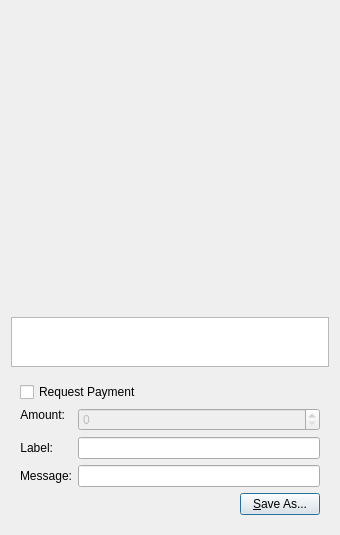
The window that src/qt/forms/qrcodedialog.ui (ajeef/Rubix) describes before a commit, drawn with Qt 5.
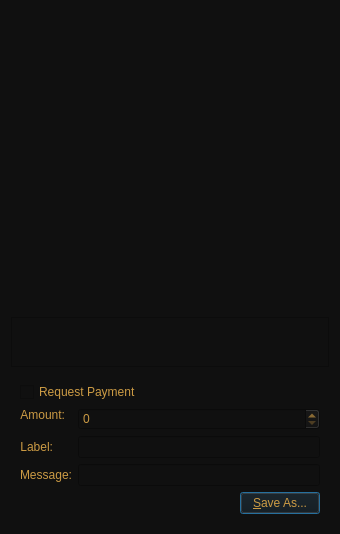
The same window after the commit. Custom widgets are drawn as their Qt base class.

What changed in the file:
```diff
--- a/src/qt/forms/qrcodedialog.ui
+++ b/src/qt/forms/qrcodedialog.ui
@@ -13,6 +13,10 @@
   <property name="windowTitle">
    <string>QR Code Dialog</string>
   </property>
+  <property name="styleSheet">
+   <string notr="true">color: rgb(204, 155, 68);
+background-color: rgb(16, 16, 16);</string>
+  </property>
   <layout class="QVBoxLayout" name="verticalLayout_3">
    <item>
     <widget class="QLabel" name="lblQRCode">
```
Left out of the diff: 1 changed line with no effect on the pictures.
